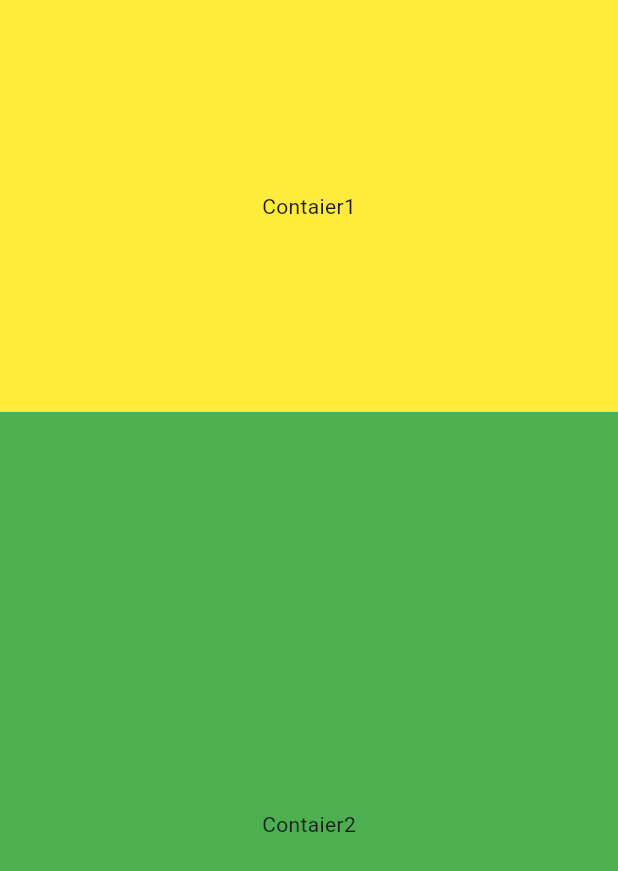
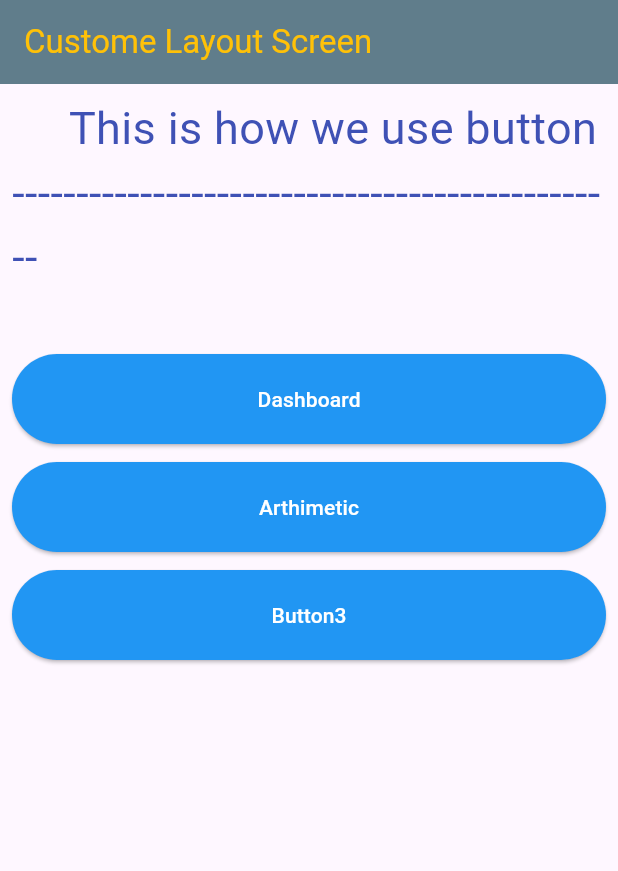
Before and after one commit to Aaysuh-Subedi/flutterClass, a Flutter app: the screen it shows after launch, on a phone screen of 412 x 824 dp. Shown: the top 871 px of the screen. Run offline on Flutter 3.47's test engine with Material 3 defaults, Android fonts, the phone set to English and light mode, and no system bars.

Commit message:
made a custome text layout and used widgets and other things.

```diff
--- a/lib/app.dart
+++ b/lib/app.dart
@@ -1,6 +1,7 @@
 import 'package:firstproject/screens/RichTextScreen.dart';
 import 'package:firstproject/screens/columnScreen.dart';
 import 'package:firstproject/screens/containerscreen.dart';
+import 'package:firstproject/screens/customelayout.dart';
 import 'package:firstproject/screens/dashboard.dart';
 import 'package:firstproject/screens/flexible_expanded_screen.dart';
 import 'package:firstproject/screens/flutterlayoutScreen.dart';
@@ -12,6 +13,6 @@ class App extends StatelessWidget {
 
   @override
   Widget build(BuildContext context) {
-    return MaterialApp(home: FlexibleExpandedScreen());
+    return MaterialApp(home: Customelayout());
   }
 }
--- /dev/null
+++ b/lib/screens/customelayout.dart
@@ -0,0 +1,61 @@
+import 'package:firstproject/common/mysnackbar.dart';
+import 'package:firstproject/screens/ArithmeticOperations.dart';
+import 'package:firstproject/screens/dashboard.dart';
+import 'package:firstproject/widget/my_button.dart';
+import 'package:flutter/material.dart';
+
+class Customelayout extends StatelessWidget {
+  const Customelayout({super.key});
+
+  @override
+  Widget build(BuildContext context) {
+    return Scaffold(
+      appBar: AppBar(
+        title: Text(
+          "Custome Layout Screen",
+          style: TextStyle(color: Colors.amber),
+        ),
+        backgroundColor: Colors.blueGrey,
+      ),
+      body: Padding(
+        padding: const EdgeInsets.all(8.0),
+        child: Column(
+          children: [
+            Text(
+              '''     This is how we use button  ------------------------------------------------
+                ''',
+              style: TextStyle(fontSize: 30, color: Colors.indigo),
+            ),
+            MyButton(
+              text: 'Dashboard',
+              onPressed: () {
+                Navigator.push(
+                  context,
+                  MaterialPageRoute(builder: (context) => Dashboard()),
+                );
+                showMySnackBar(
+                  context: context,
+                  message: "Navigating to Dashborad",
+                );
+              },
+            ),
+            SizedBox(height: 12),
+            MyButton(
+              text: 'Arthimetic',
+              onPressed: () {
+                Navigator.push(
+                  context,
+                  MaterialPageRoute(
+                    builder: (context) => ArithmeticOperations(),
+                  ),
+                );
+              },
+            ),
+            SizedBox(height: 12),
+            MyButton(text: 'Button3', onPressed: () {}),
+          ],
+        ),
+      ),
+    );
+  }
+}
--- /dev/null
+++ b/lib/widget/my_button.dart
@@ -0,0 +1,28 @@
+import 'package:flutter/material.dart';
+
+class MyButton extends StatelessWidget {
+  const MyButton({
+    super.key,
+    required this.text,
+    required this.onPressed,
+    this.color,
+  });
+
+  final String text;
+  final VoidCallback onPressed;
+  final Color? color;
+  @override
+  Widget build(BuildContext context) {
+    return SizedBox(
+      width: double.infinity,
+      child: ElevatedButton(
+        style: ElevatedButton.styleFrom(
+          backgroundColor: color ?? Colors.blue,
+          padding: EdgeInsets.symmetric(horizontal: 50, vertical: 20),
+        ),
+        onPressed: onPressed,
+        child: Text(text, style: TextStyle(color: Colors.white)),
+      ),
+    );
+  }
+}
```
Also changed, not shown: lib/widget/my_textformfield.dart (added, +34 -0 lines).
